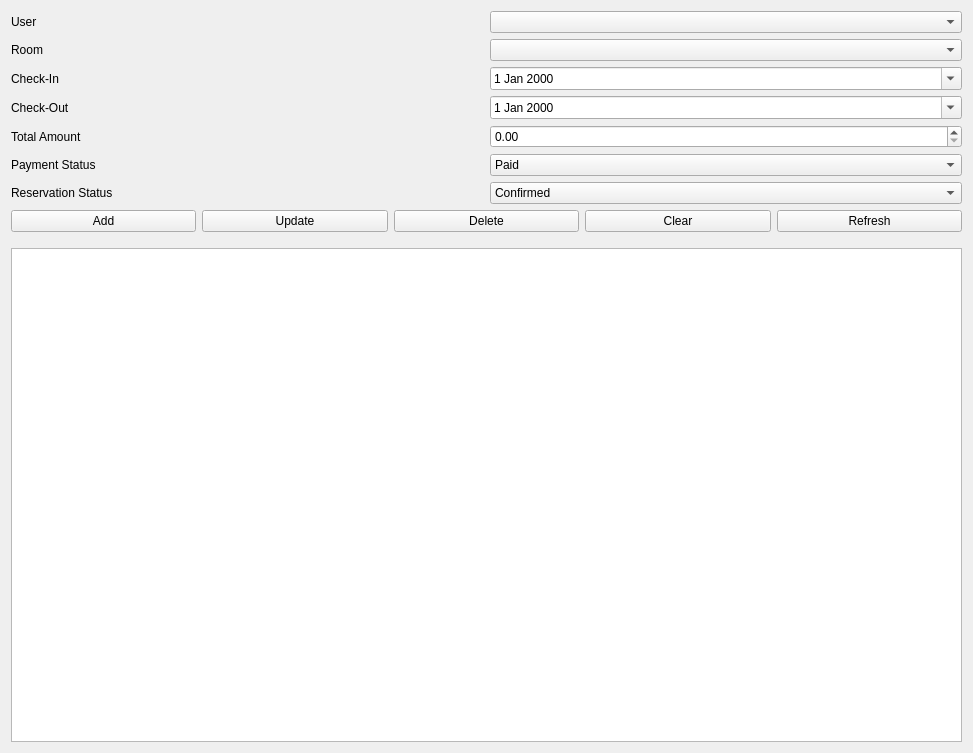
Old version of the form reservations.ui in the repository WeWeBunnyX/HotelReservationSQL_Application.
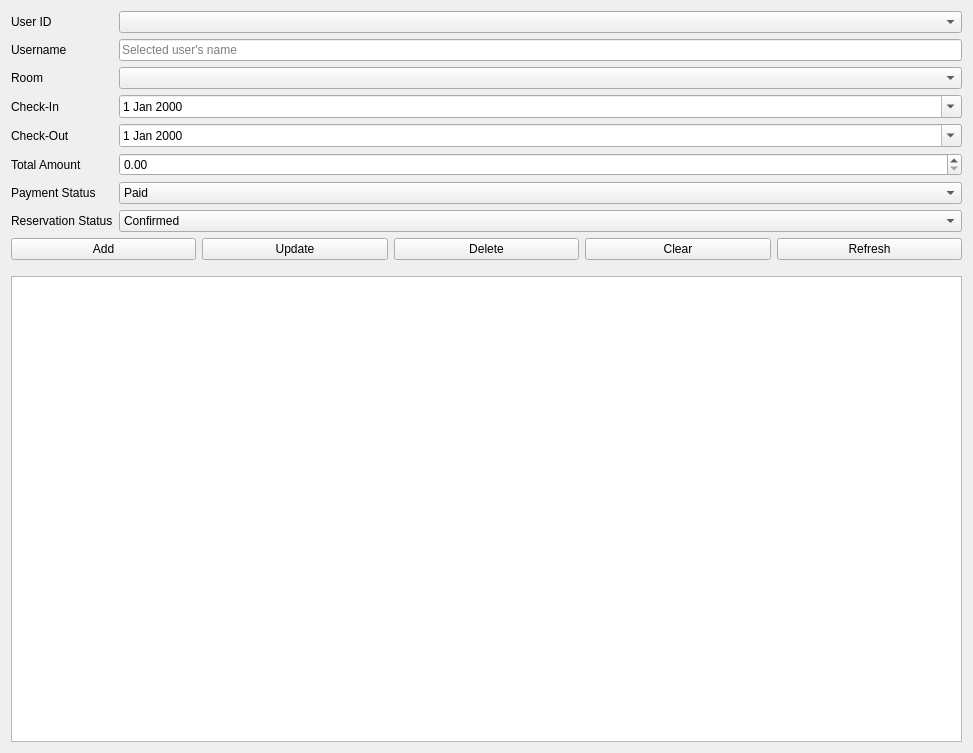
New version of the form.

Commit message:
Fix Reservations UI and Customers UI dependence along with UI
Added Customer from Customers Module will be displayed in Reservations Module to add a reservation(s) for the specific user (identified by user ID along with name displayed)

The edit to the form file:
```diff
--- a/reservations.ui
+++ b/reservations.ui
@@ -19,7 +19,7 @@
      <item row="0" column="0">
       <widget class="QLabel" name="labelUser">
        <property name="text">
-        <string>User</string>
+        <string>User ID</string>
        </property>
       </widget>
      </item>
@@ -27,51 +27,68 @@
       <widget class="QComboBox" name="comboBoxUser"/>
      </item>
      <item row="1" column="0">
+      <widget class="QLabel" name="labelUserName">
+       <property name="text">
+        <string>Username</string>
+       </property>
+      </widget>
+     </item>
+     <item row="1" column="1">
+      <widget class="QLineEdit" name="userNameDisplay">
+       <property name="readOnly">
+        <bool>true</bool>
+       </property>
+       <property name="placeholderText">
+        <string>Selected user's name</string>
+       </property>
+      </widget>
+     </item>
+     <item row="2" column="0">
       <widget class="QLabel" name="labelRoom">
        <property name="text">
         <string>Room</string>
        </property>
       </widget>
      </item>
-     <item row="1" column="1">
+     <item row="2" column="1">
       <widget class="QComboBox" name="comboBoxRoom"/>
      </item>
-     <item row="2" column="0">
+     <item row="3" column="0">
       <widget class="QLabel" name="labelCheckIn">
        <property name="text">
         <string>Check-In</string>
        </property>
       </widget>
      </item>
-     <item row="2" column="1">
+     <item row="3" column="1">
       <widget class="QDateEdit" name="dateEditCheckIn">
        <property name="calendarPopup">
         <bool>true</bool>
        </property>
       </widget>
      </item>
-     <item row="3" column="0">
+     <item row="4" column="0">
       <widget class="QLabel" name="labelCheckOut">
        <property name="text">
         <string>Check-Out</string>
        </property>
       </widget>
      </item>
-     <item row="3" column="1">
+     <item row="4" column="1">
       <widget class="QDateEdit" name="dateEditCheckOut">
        <property name="calendarPopup">
         <bool>true</bool>
        </property>
       </widget>
      </item>
-     <item row="4" column="0">
+     <item row="5" column="0">
       <widget class="QLabel" name="labelAmount">
        <property name="text">
         <string>Total Amount</string>
        </property>
       </widget>
      </item>
-     <item row="4" column="1">
+     <item row="5" column="1">
       <widget class="QDoubleSpinBox" name="spinBoxAmount">
        <property name="decimals">
         <number>2</number>
@@ -81,14 +98,14 @@
        </property>
       </widget>
      </item>
-     <item row="5" column="0">
+     <item row="6" column="0">
       <widget class="QLabel" name="labelPayment">
        <property name="text">
         <string>Payment Status</string>
        </property>
       </widget>
      </item>
-     <item row="5" column="1">
+     <item row="6" column="1">
       <widget class="QComboBox" name="comboBoxPayment">
        <item>
         <property name="text">
@@ -102,14 +119,14 @@
        </item>
       </widget>
      </item>
-     <item row="6" column="0">
+     <item row="7" column="0">
       <widget class="QLabel" name="labelStatus">
        <property name="text">
         <string>Reservation Status</string>
        </property>
       </widget>
      </item>
-     <item row="6" column="1">
+     <item row="7" column="1">
       <widget class="QComboBox" name="comboBoxStatus">
        <item>
         <property name="text">
```
Left out of the diff: 4 changed lines with no effect on the pictures. The commit also changes 3 other files.
